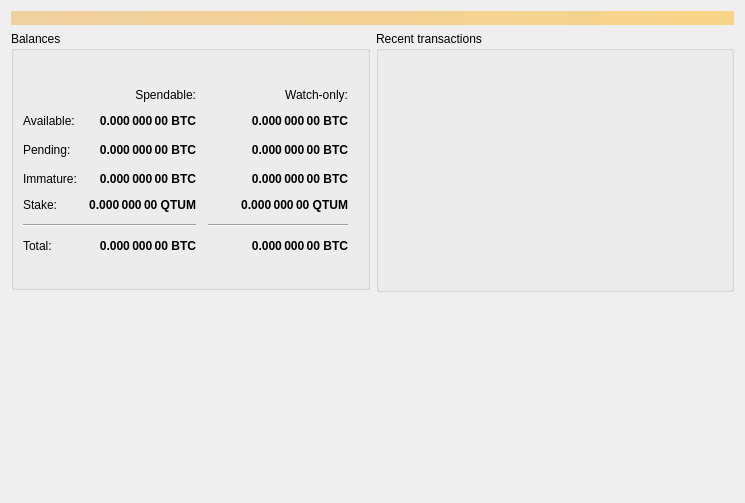
Qt form src/qt/forms/overviewpage.ui (VolosStorm/clams) before a commit.
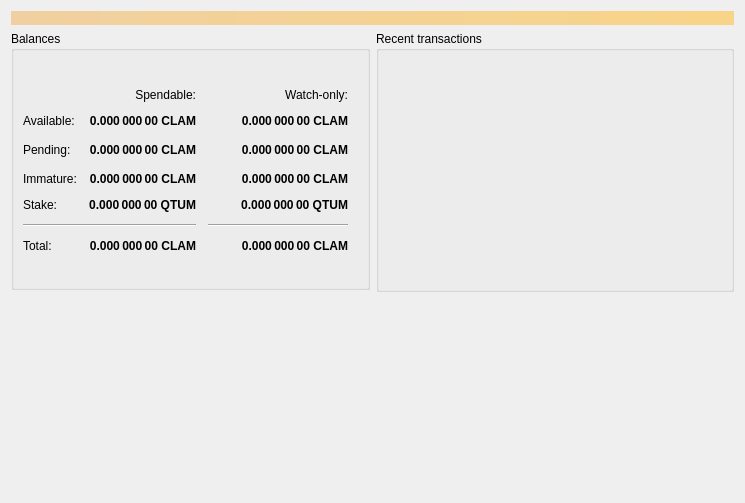
The same form after that commit. Icons and pictures are not drawn.

Commit message: rebranding qt for clam

Patch:
```diff
--- a/src/qt/forms/overviewpage.ui
+++ b/src/qt/forms/overviewpage.ui
@@ -116,7 +116,7 @@
                <string>Unconfirmed transactions to watch-only addresses</string>
               </property>
               <property name="text">
-               <string notr="true">0.000 000 00 BTC</string>
+               <string notr="true">0.000 000 00 CLAM</string>
               </property>
               <property name="alignment">
                <set>Qt::AlignRight|Qt::AlignTrailing|Qt::AlignVCenter</set>
@@ -141,7 +141,7 @@
                <string>Total of transactions that have yet to be confirmed, and do not yet count toward the spendable balance</string>
               </property>
               <property name="text">
-               <string notr="true">0.000 000 00 BTC</string>
+               <string notr="true">0.000 000 00 CLAM</string>
               </property>
               <property name="alignment">
                <set>Qt::AlignRight|Qt::AlignTrailing|Qt::AlignVCenter</set>
@@ -166,7 +166,7 @@
                <string>Mined balance in watch-only addresses that has not yet matured</string>
               </property>
               <property name="text">
-               <string notr="true">0.000 000 00 BTC</string>
+               <string notr="true">0.000 000 00 CLAM</string>
               </property>
               <property name="alignment">
                <set>Qt::AlignRight|Qt::AlignTrailing|Qt::AlignVCenter</set>
@@ -224,7 +224,7 @@
                <string>Mined balance that has not yet matured</string>
               </property>
               <property name="text">
-               <string notr="true">0.000 000 00 BTC</string>
+               <string notr="true">0.000 000 00 CLAM</string>
               </property>
               <property name="alignment">
                <set>Qt::AlignRight|Qt::AlignTrailing|Qt::AlignVCenter</set>
@@ -256,7 +256,7 @@
                <string>Your current total balance</string>
               </property>
               <property name="text">
-               <string notr="true">0.000 000 00 BTC</string>
+               <string notr="true">0.000 000 00 CLAM</string>
               </property>
               <property name="alignment">
                <set>Qt::AlignRight|Qt::AlignTrailing|Qt::AlignVCenter</set>
@@ -281,7 +281,7 @@
                <string>Current total balance in watch-only addresses</string>
               </property>
               <property name="text">
-               <string notr="true">0.000 000 00 BTC</string>
+               <string notr="true">0.000 000 00 CLAM</string>
               </property>
               <property name="alignment">
                <set>Qt::AlignRight|Qt::AlignTrailing|Qt::AlignVCenter</set>
@@ -323,7 +323,7 @@
                <string>Your current spendable balance</string>
               </property>
               <property name="text">
-               <string notr="true">0.000 000 00 BTC</string>
+               <string notr="true">0.000 000 00 CLAM</string>
               </property>
               <property name="alignment">
                <set>Qt::AlignRight|Qt::AlignTrailing|Qt::AlignVCenter</set>
@@ -348,7 +348,7 @@
                <string>Your current balance in watch-only addresses</string>
               </property>
               <property name="text">
-               <string notr="true">0.000 000 00 BTC</string>
+               <string notr="true">0.000 000 00 CLAM</string>
               </property>
               <property name="alignment">
                <set>Qt::AlignRight|Qt::AlignTrailing|Qt::AlignVCenter</set>
```
Left out of the diff: 4 changed lines with no effect on the pictures. The commit also changes 85 other files.
